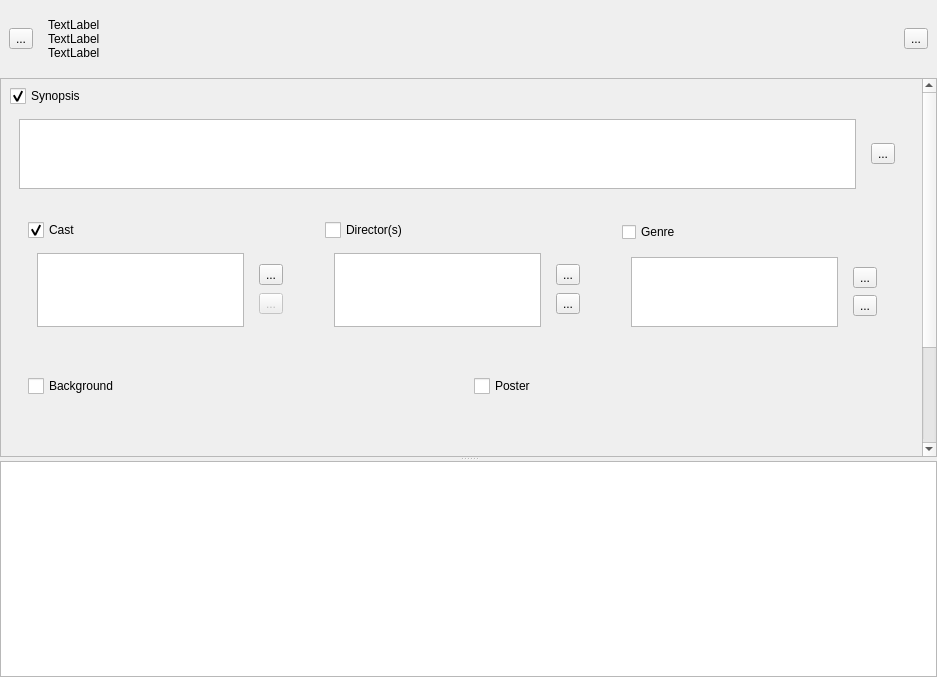
First picture: the form in src/panelview.ui, repository app211/jaqet, before the edit.
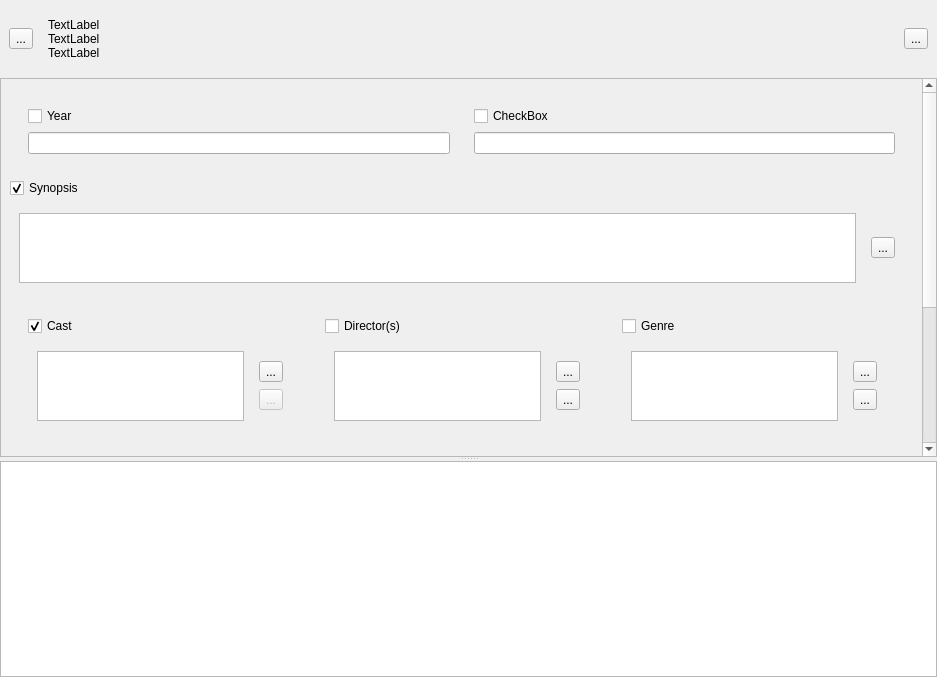
Second picture: the form after the edit. Icons and pictures are not drawn. Custom widgets are drawn as their Qt base class.

```diff
--- a/src/panelview.ui
+++ b/src/panelview.ui
@@ -158,57 +158,56 @@
                 <x>0</x>
                 <y>0</y>
                 <width>916</width>
-                <height>514</height>
+                <height>601</height>
                </rect>
               </property>
               <layout class="QVBoxLayout" name="verticalLayout_4">
                <item>
-                <widget class="QCheckBox" name="checkBoxLockSynopsis">
-                 <property name="styleSheet">
-                  <string notr="true">QCheckBox {
-    spacing: 5px;
-}
-
-QCheckBox:focus,
-QCheckBox::indicator:focus
-{
-}
-
-QCheckBox::indicator {
-    width: 16px;
-    height: 16px;
-}
-
-QCheckBox::indicator:unchecked {
-    image: url(:/resources/images/lock.png);
-}
-
-
-QCheckBox::indicator:checked {
-    image: url(:/resources/images/un_lock.png);
-}
-
-QCheckBox::indicator:unchecked:hover {
-}
-
-QCheckBox::indicator:unchecked:pressed {
- }
-
-
-QCheckBox::indicator:checked:hover {
-}
-
-QCheckBox::indicator:checked:pressed {
- }
-
-QCheckBox::indicator:indeterminate:hover {
-}
-
-QCheckBox::indicator:indeterminate:pressed {
-}
-
-</string>
-                 </property>
+                <widget class="QWidget" name="widget_22" native="true">
+                 <layout class="QHBoxLayout" name="horizontalLayout_10">
+                  <item>
+                   <widget class="QWidget" name="widget_23" native="true">
+                    <property name="minimumSize">
+                     <size>
+                      <width>0</width>
+                      <height>0</height>
+                     </size>
+                    </property>
+                    <layout class="QVBoxLayout" name="verticalLayout_18">
+                     <item>
+                      <widget class="CheckLock" name="checkBox_3">
+                       <property name="text">
+                        <string>Year</string>
+                       </property>
+                      </widget>
+                     </item>
+                     <item>
+                      <widget class="QLineEdit" name="lineEdit"/>
+                     </item>
+                    </layout>
+                   </widget>
+                  </item>
+                  <item>
+                   <widget class="QWidget" name="widget_24" native="true">
+                    <layout class="QVBoxLayout" name="verticalLayout_19">
+                     <item>
+                      <widget class="CheckLock" name="checkBox_5">
+                       <property name="text">
+                        <string>CheckBox</string>
+                       </property>
+                      </widget>
+                     </item>
+                     <item>
+                      <widget class="QLineEdit" name="lineEdit_2"/>
+                     </item>
+                    </layout>
+                   </widget>
+                  </item>
+                 </layout>
+                </widget>
+               </item>
+               <item>
+                <widget class="CheckLock" name="checkBoxLockSynopsis">
                  <property name="text">
                   <string>Synopsis</string>
                  </property>
@@ -266,52 +265,7 @@
                     </property>
                     <layout class="QVBoxLayout" name="verticalLayout_12">
                      <item>
-                      <widget class="QCheckBox" name="checkBoxLockCast">
-                       <property name="styleSheet">
-                        <string notr="true">QCheckBox {
-    spacing: 5px;
-}
-
-QCheckBox:focus,
-QCheckBox::indicator:focus
-{
-}
-
-QCheckBox::indicator {
-    width: 16px;
-    height: 16px;
-}
-
-QCheckBox::indicator:unchecked {
-    image: url(:/resources/images/lock.png);
-}
-
-
-QCheckBox::indicator:checked {
-    image: url(:/resources/images/un_lock.png);
-}
-
-QCheckBox::indicator:unchecked:hover {
-}
-
-QCheckBox::indicator:unchecked:pressed {
- }
-
-
-QCheckBox::indicator:checked:hover {
-}
-
-QCheckBox::indicator:checked:pressed {
- }
-
-QCheckBox::indicator:indeterminate:hover {
-}
-
-QCheckBox::indicator:indeterminate:pressed {
-}
-
-</string>
-                       </property>
+                      <widget class="CheckLock" name="checkBoxLockCast">
                        <property name="text">
                         <string>Cast</string>
                        </property>
@@ -379,52 +333,7 @@
                    <widget class="QWidget" name="widget_13" native="true">
                     <layout class="QVBoxLayout" name="verticalLayout_13">
                      <item>
-                      <widget class="QCheckBox" name="checkBoxLockDirectors">
-                       <property name="styleSheet">
-                        <string notr="true">QCheckBox {
-    spacing: 5px;
-}
-
-QCheckBox:focus,
-QCheckBox::indicator:focus
-{
-}
-
-QCheckBox::indicator {
-    width: 16px;
-    height: 16px;
-}
-
-QCheckBox::indicator:unchecked {
-    image: url(:/resources/images/lock.png);
-}
-
-
-QCheckBox::indicator:checked {
-    image: url(:/resources/images/un_lock.png);
-}
-
-QCheckBox::indicator:unchecked:hover {
-}
-
-QCheckBox::indicator:unchecked:pressed {
- }
-
-
-QCheckBox::indicator:checked:hover {
-}
-
-QCheckBox::indicator:checked:pressed {
- }
-
-QCheckBox::indicator:indeterminate:hover {
-}
-
-QCheckBox::indicator:indeterminate:pressed {
-}
-
-</string>
-                       </property>
+                      <widget class="CheckLock" name="checkBoxLockDirectors">
                        <property name="text">
                         <string>Director(s)</string>
                        </property>
@@ -470,7 +379,7 @@
                    <widget class="QWidget" name="widget_19" native="true">
                     <layout class="QVBoxLayout" name="verticalLayout_16">
                      <item>
-                      <widget class="QCheckBox" name="checkBox_3">
+                      <widget class="CheckLock" name="checkBoxLockGenre">
                        <property name="text">
                         <string>Genre</string>
                        </property>
@@ -524,52 +433,7 @@
                    <widget class="QWidget" name="widget_16" native="true">
                     <layout class="QVBoxLayout" name="verticalLayout_14">
                      <item>
-                      <widget class="QCheckBox" name="checkBox_4">
-                       <property name="styleSheet">
-                        <string notr="true">QCheckBox {
-    spacing: 5px;
-}
-
-QCheckBox:focus,
-QCheckBox::indicator:focus
-{
-}
-
-QCheckBox::indicator {
-    width: 16px;
-    height: 16px;
-}
-
-QCheckBox::indicator:unchecked {
-    image: url(:/resources/images/lock.png);
-}
-
-
-QCheckBox::indicator:checked {
-    image: url(:/resources/images/un_lock.png);
-}
-
-QCheckBox::indicator:unchecked:hover {
-}
-
-QCheckBox::indicator:unchecked:pressed {
- }
-
-
-QCheckBox::indicator:checked:hover {
-}
-
-QCheckBox::indicator:checked:pressed {
- }
-
-QCheckBox::indicator:indeterminate:hover {
-}
-
-QCheckBox::indicator:indeterminate:pressed {
-}
-
-</string>
-                       </property>
+                      <widget class="CheckLock" name="checkBox_4">
                        <property name="text">
                         <string>Background</string>
                        </property>
@@ -598,52 +462,7 @@
                    <widget class="QWidget" name="widget_17" native="true">
                     <layout class="QVBoxLayout" name="verticalLayout_15">
                      <item>
-                      <widget class="QCheckBox" name="checkBox">
-                       <property name="styleSheet">
-                        <string notr="true">QCheckBox {
-    spacing: 5px;
-}
-
-QCheckBox:focus,
-QCheckBox::indicator:focus
-{
-}
-
-QCheckBox::indicator {
-    width: 16px;
-    height: 16px;
-}
-
-QCheckBox::indicator:unchecked {
-    image: url(:/resources/images/lock.png);
-}
-
-
-QCheckBox::indicator:checked {
-    image: url(:/resources/images/un_lock.png);
-}
-
-QCheckBox::indicator:unchecked:hover {
-}
-
-QCheckBox::indicator:unchecked:pressed {
- }
-
-
-QCheckBox::indicator:checked:hover {
-}
-
-QCheckBox::indicator:checked:pressed {
- }
-
-QCheckBox::indicator:indeterminate:hover {
-}
-
-QCheckBox::indicator:indeterminate:pressed {
-}
-
-</string>
-                       </property>
+                      <widget class="CheckLock" name="checkBox">
                        <property name="text">
                         <string>Poster</string>
                        </property>
@@ -728,6 +547,11 @@
    <header location="global">mybutton.h</header>
    <container>1</container>
   </customwidget>
+  <customwidget>
+   <class>CheckLock</class>
+   <extends>QCheckBox</extends>
+   <header location="global">checklock.h</header>
+  </customwidget>
  </customwidgets>
  <resources>
   <include location="../resources/resources.qrc"/>
```
